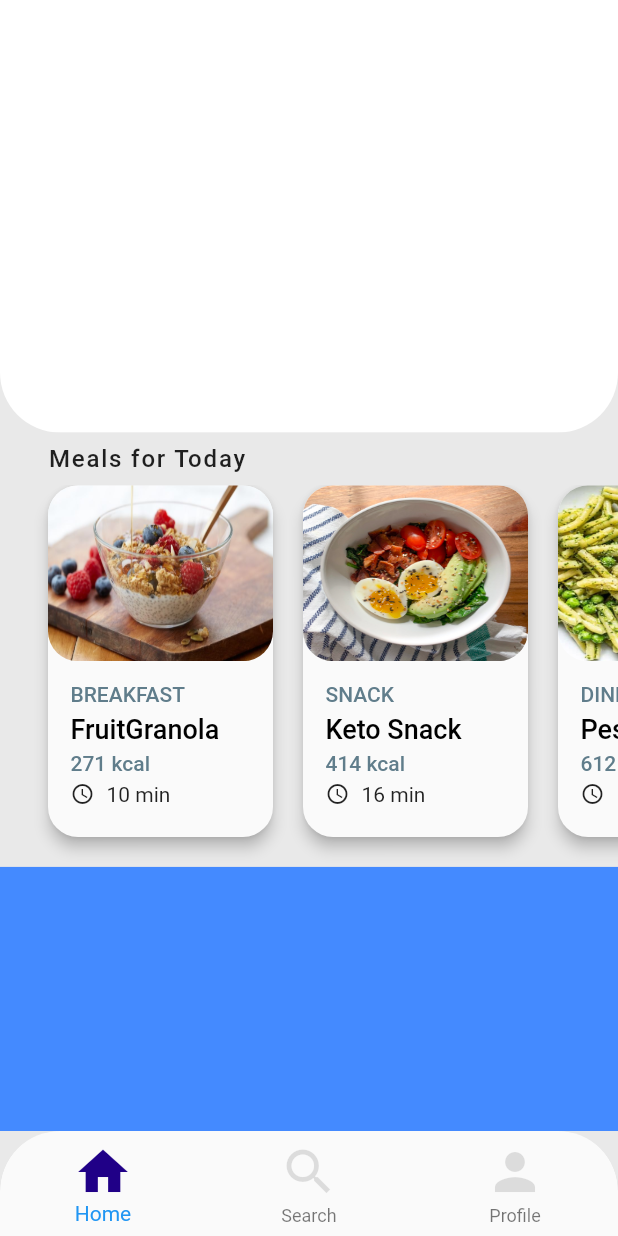
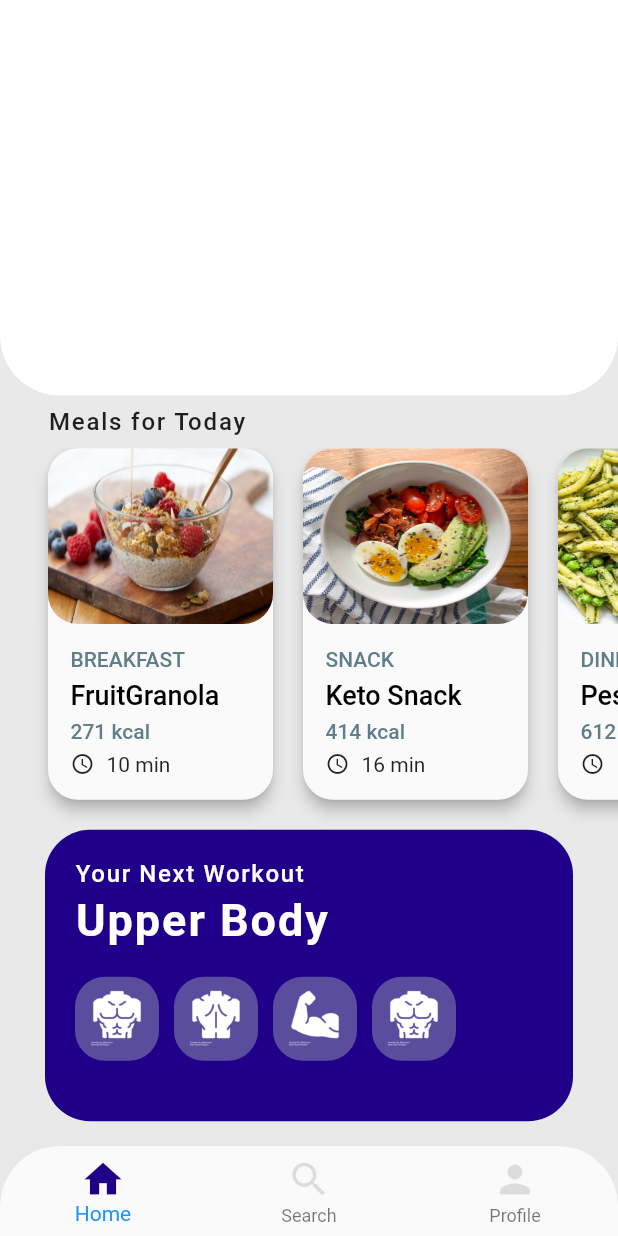
Before and after one commit to AdeelZahid/training_diet_flutter, a Flutter app: the screen it shows after launch, on a phone screen of 412 x 824 dp. Run offline on Flutter 3.47's test engine with Material 2 defaults, Android fonts, the light colour scheme and no system bars.

Commit message:
Upper Body Widget is done.

```diff
--- a/lib/screens/profile_screen.dart
+++ b/lib/screens/profile_screen.dart
@@ -34,7 +34,7 @@ class _ProfileScreenState extends State<ProfileScreen> {
         children: [
           Positioned(
             top: 0,
-            height: height * 0.35,
+            height: height * 0.32,
             left: 0,
             right: 0,
             child: ClipRRect(
@@ -47,7 +47,7 @@ class _ProfileScreenState extends State<ProfileScreen> {
             ),
           ),
           Positioned(
-            top: height * 0.36,
+            top: height * 0.33,
             left: 0,
             right: 0,
             child: Container(
@@ -89,7 +89,118 @@ class _ProfileScreenState extends State<ProfileScreen> {
                   ),
                   Expanded(
                     child: Container(
-                      color: Colors.blueAccent,
+                      margin: EdgeInsets.only(bottom: 60, left: 30, right: 30),
+                      decoration: BoxDecoration(
+                        borderRadius: BorderRadius.all(Radius.circular(30.0)),
+                        gradient: LinearGradient(
+                          begin: Alignment.topCenter,
+                          end: Alignment.bottomCenter,
+                          colors: [
+                            const Color(0xFF20008B),
+                            const Color(0xFF200087),
+                          ],
+                        ),
+                      ),
+                      child: Container(
+                        margin: EdgeInsets.symmetric(
+                          horizontal: 20.0,
+                        ),
+                        child: Column(
+                          crossAxisAlignment: CrossAxisAlignment.start,
+                          children: [
+                            Container(
+                              margin: EdgeInsets.only(top: 20.0),
+                              child: Text(
+                                'Your Next Workout',
+                                style: TextStyle(
+                                  color: Colors.white,
+                                  fontSize: 16.0,
+                                  fontWeight: FontWeight.w500,
+                                  letterSpacing: 1.1,
+                                ),
+                              ),
+                            ),
+                            SizedBox(height: 4.0),
+                            Text(
+                              'Upper Body',
+                              style: TextStyle(
+                                color: Colors.white,
+                                fontSize: 30.0,
+                                fontWeight: FontWeight.w700,
+                                letterSpacing: 1.3,
+                              ),
+                            ),
+                            SizedBox(height: 20.0),
+                            Row(
+                              children: [
+                                Container(
+                                  decoration: BoxDecoration(
+                                    color: const Color(0xFF5B4D9D),
+                                    borderRadius: BorderRadius.all(
+                                      Radius.circular(20),
+                                    ),
+                                  ),
+                                  padding: EdgeInsets.all(8.0),
+                                  child: Image.asset(
+                                    'assets/images/chest.png',
+                                    width: 40.0,
+                                    height: 40.0,
+                                    color: Colors.white,
+                                  ),
+                                ),
+                                SizedBox(width: 10.0),
+                                Container(
+                                  decoration: BoxDecoration(
+                                    color: const Color(0xFF5B4D9D),
+                                    borderRadius: BorderRadius.all(
+                                      Radius.circular(20),
+                                    ),
+                                  ),
+                                  padding: EdgeInsets.all(8.0),
+                                  child: Image.asset(
+                                    'assets/images/back.png',
+                                    width: 40.0,
+                                    height: 40.0,
+                                    color: Colors.white,
+                                  ),
+                                ),
+                                SizedBox(width: 10.0),
+                                Container(
+                                  decoration: BoxDecoration(
+                                    color: const Color(0xFF5B4D9D),
+                                    borderRadius: BorderRadius.all(
+                                      Radius.circular(20),
+                                    ),
+                                  ),
+                                  padding: EdgeInsets.all(8.0),
+                                  child: Image.asset(
+                                    'assets/images/biceps.png',
+                                    width: 40.0,
+                                    height: 40.0,
+                                    color: Colors.white,
+                                  ),
+                                ),
+                                SizedBox(width: 10.0),
+                                Container(
+                                  decoration: BoxDecoration(
+                                    color: const Color(0xFF5B4D9D),
+                                    borderRadius: BorderRadius.all(
+                                      Radius.circular(20),
+                                    ),
+                                  ),
+                                  padding: EdgeInsets.all(8.0),
+                                  child: Image.asset(
+                                    'assets/images/chest.png',
+                                    width: 40.0,
+                                    height: 40.0,
+                                    color: Colors.white,
+                                  ),
+                                ),
+                              ],
+                            ),
+                          ],
+                        ),
+                      ),
                     ),
                   ),
                 ],
@@ -106,7 +217,7 @@ class _ProfileScreenState extends State<ProfileScreen> {
             BottomNavigationBarItem(icon: Icon(Icons.search), label: 'Search'),
             BottomNavigationBarItem(icon: Icon(Icons.person), label: 'Profile'),
           ],
-          iconSize: 40.0,
+          iconSize: 30.0,
           selectedIconTheme: IconThemeData(color: const Color(0xFF200087)),
           unselectedIconTheme: IconThemeData(color: Colors.black12),
           currentIndex: _selectedIndex,
--- a/lib/widgets/mealcard.dart
+++ b/lib/widgets/mealcard.dart
@@ -75,7 +75,7 @@ class MealCard extends StatelessWidget {
                         Text('${meal.timeTaken} min'),
                       ],
                     ),
-                    SizedBox(height: 16.0),
+                    SizedBox(height: 10.0),
                   ],
                 ),
               ),
```
